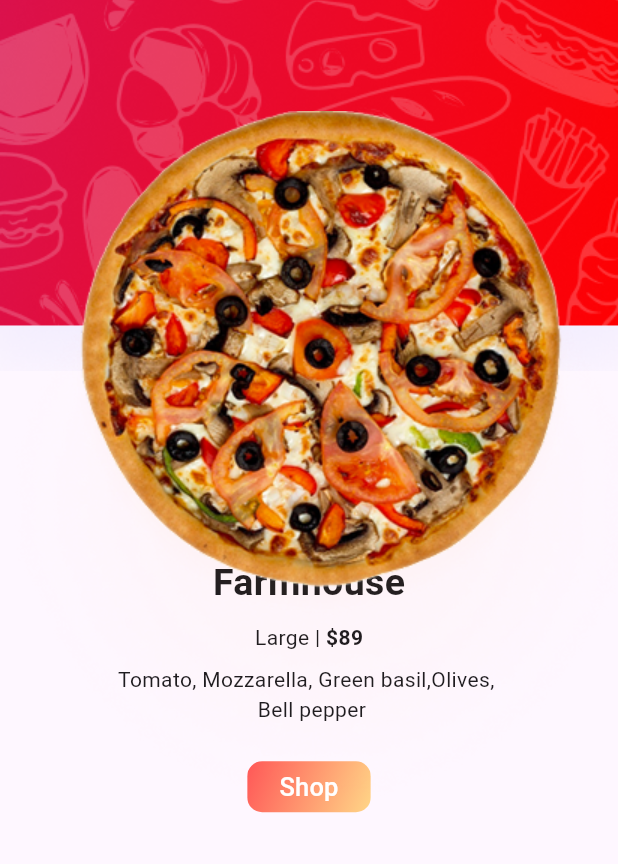
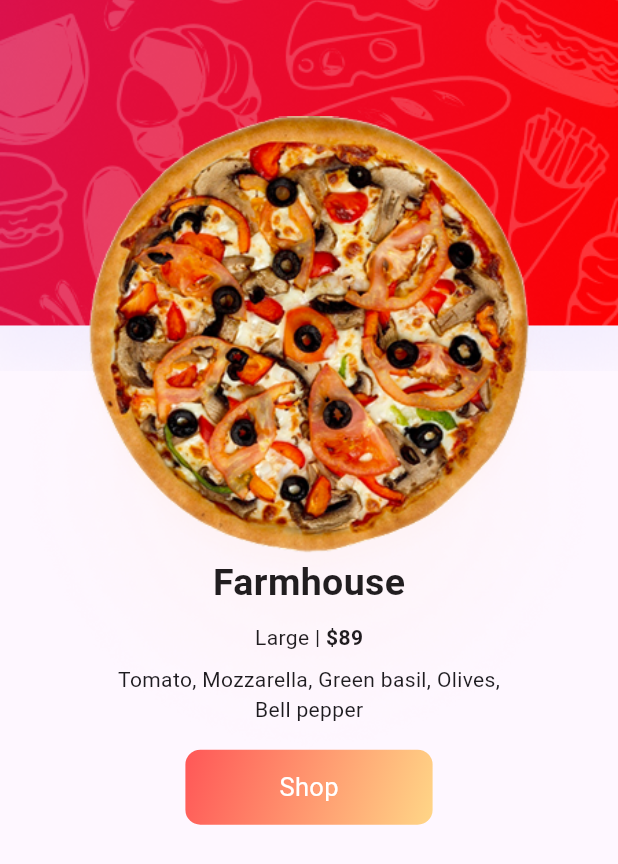
Before and after one commit to wazir1420/finalHackathon, a Flutter app: the screen it shows after launch, on a phone screen of 412 x 824 dp. Shown: the top 864 px of the screen. Run offline on Flutter 3.47's test engine with Material 3 defaults, Android fonts, the phone set to English and light mode, and no system bars; our stand-ins replace firebase_auth, firebase_core, flutter_typeahead, geocoding, google_maps_flutter, stacked and 2 more; accounts and stored records are empty.

Commit message:
issues_solved

```diff
--- a/lib/view/home_view.dart
+++ b/lib/view/home_view.dart
@@ -6,7 +6,9 @@ import 'package:flutter/material.dart';
 import 'package:stacked/stacked.dart';
 
 class HomeView extends StatelessWidget {
-  const HomeView({super.key});
+  final String selectedAddress;
+
+  HomeView({super.key, required this.selectedAddress});
 
   @override
   Widget build(BuildContext context) {
@@ -32,7 +34,7 @@ class HomeView extends StatelessWidget {
                           children: [
                             Image.asset('assets/images/Frame.png'),
                             const SizedBox(width: 5),
-                            const Text('Freedom way, Lekki phase'),
+                            Text(selectedAddress),
                           ],
                         ),
                         const CircleAvatar(
--- a/lib/view/map_view.dart
+++ b/lib/view/map_view.dart
@@ -123,7 +123,9 @@ class MapsView extends StatelessWidget {
                             Navigator.push(
                                 context,
                                 MaterialPageRoute(
-                                    builder: (context) => HomeView()));
+                                    builder: (context) => HomeView(
+                                          selectedAddress: viewModel.address,
+                                        )));
                           },
                           style: ElevatedButton.styleFrom(
                             backgroundColor: const Color(0xFFD61355),
--- a/lib/view/party_view.dart
+++ b/lib/view/party_view.dart
@@ -1,7 +1,7 @@
 import 'package:finalhackathon/view/onboard_view.dart';
-import 'package:finalhackathon/viewmodel/party_view_model.dart';
 import 'package:flutter/material.dart';
 import 'package:stacked/stacked.dart';
+import 'package:finalhackathon/viewmodel/party_view_model.dart';
 
 class PartyView extends StatelessWidget {
   const PartyView({super.key});
@@ -9,12 +9,14 @@ class PartyView extends StatelessWidget {
   @override
   Widget build(BuildContext context) {
     var he = MediaQuery.of(context).size.height;
+
     return ViewModelBuilder<PartyViewModel>.reactive(
       viewModelBuilder: () => PartyViewModel(),
-        builder: (context, child, viewModel) {
+      builder: (context, viewModel, child) {
         return Scaffold(
           body: SafeArea(
-              child: Stack(children: [
+            child: Stack(
+              children: [
                 Column(
                   children: [
                     SizedBox(
@@ -26,17 +28,13 @@ class PartyView extends StatelessWidget {
                         fit: BoxFit.cover,
                       ),
                     ),
-                    SizedBox(
-                      height: he * 0.15,
-                    ),
+                    SizedBox(height: he * 0.15),
                     Text(
                       'Farmhouse',
                       style:
                           TextStyle(fontSize: 25, fontWeight: FontWeight.bold),
                     ),
-                    SizedBox(
-                      height: he * 0.01,
-                    ),
+                    SizedBox(height: he * 0.01),
                     Row(
                       mainAxisAlignment: MainAxisAlignment.center,
                       children: [
@@ -44,39 +42,34 @@ class PartyView extends StatelessWidget {
                         Text(
                           ' \$89',
                           style: TextStyle(fontWeight: FontWeight.bold),
-                        )
+                        ),
                       ],
                     ),
-                    GestureDetector(
-                      onTap: () {},
-                      child: SizedBox(
-                        height: he * 0.01,
+                    SizedBox(height: he * 0.01),
+                    Text('Tomato, Mozzarella, Green basil, Olives,'),
+                    Text('Bell pepper'),
+                    SizedBox(height: he * 0.02),
+                    _buildGradientButton(context),
+                  ],
+                ),
+                Positioned(
+                  bottom: he * 0.35,
+                  left: 10,
+                  right: 10,
+                  child: Image.asset('assets/images/pizza.png'),
+                ),
+              ],
             ),
           ),
-                    Text('Tomato, Mozzarella, Green basil,Olives, '),
-                    Text(' Bell pepper'),
-                    SizedBox(
-                      height: he * 0.01,
-                    ),
-                    SizedBox(
-                      width: MediaQuery.of(context).size.width * 0.2,
-                      height: he * 0.08,
-                      child: ElevatedButton(
-                        style: ElevatedButton.styleFrom(
-                          padding: EdgeInsets.symmetric(vertical: 16),
-                          shape: RoundedRectangleBorder(
-                            borderRadius: BorderRadius.circular(10),
-                          ),
-                          backgroundColor: Colors.transparent,
-                          shadowColor: Colors.transparent,
-                        ),
-                        onPressed: () {
-                          Navigator.push(
-                              context,
-                              MaterialPageRoute(
-                                  builder: (context) => OnboardView()));
+        );
       },
-                        child: Ink(
+    );
+  }
+
+  Widget _buildGradientButton(BuildContext context) {
+    return Container(
+      width: MediaQuery.of(context).size.width * 0.4,
+      height: 50,
       decoration: BoxDecoration(
         borderRadius: BorderRadius.circular(10),
         gradient: LinearGradient(
@@ -85,9 +78,15 @@ class PartyView extends StatelessWidget {
           end: Alignment.bottomRight,
         ),
       ),
-                          child: Container(
-                            height: 55,
-                            alignment: Alignment.center,
+      child: InkWell(
+        borderRadius: BorderRadius.circular(10),
+        onTap: () {
+          Navigator.push(
+            context,
+            MaterialPageRoute(builder: (context) => OnboardView()),
+          );
+        },
+        child: Center(
           child: Text(
             'Shop',
             style: TextStyle(
@@ -97,15 +96,6 @@ class PartyView extends StatelessWidget {
           ),
         ),
       ),
-                      ),
-                    ),
-                  ],
-                ),
-                Positioned(
-                    bottom: 250, child: Image.asset('assets/images/pizza.png'))
-              ]),
-            ),
     );
-        });
   }
 }
```
Lines whose indentation alone changed are shown as unchanged.
